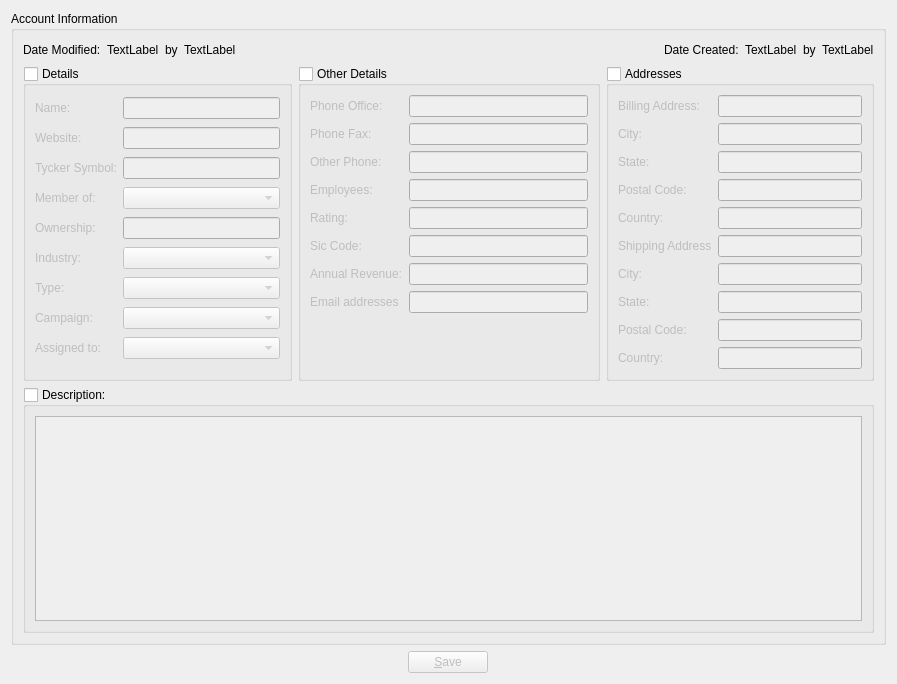
KDAB/FatCRM, file client/src/accountdetails.ui: the form before one commit.
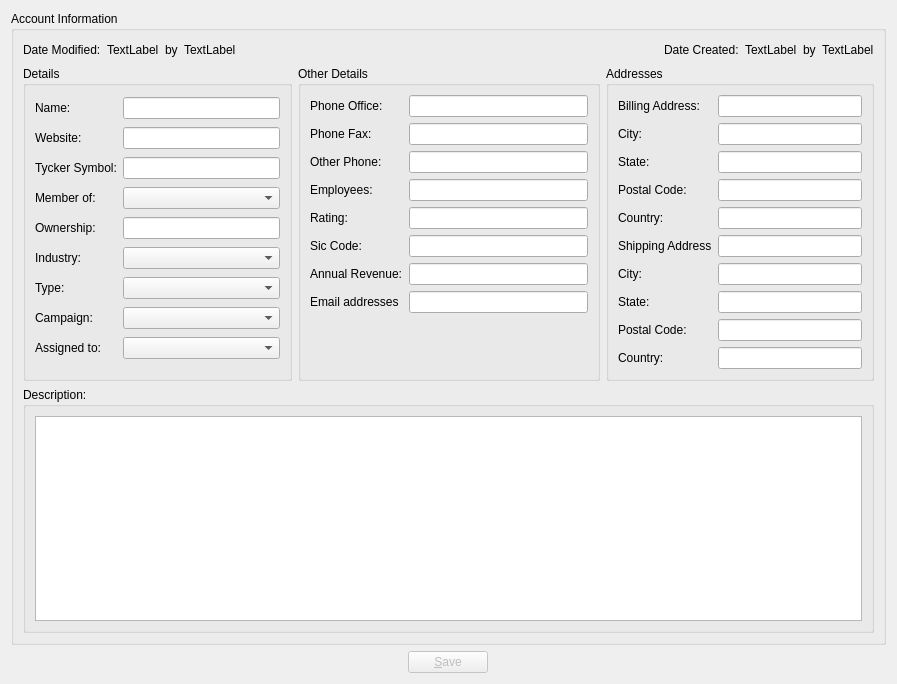
The form after the commit.

What changed in the file:
```diff
--- a/client/src/accountdetails.ui
+++ b/client/src/accountdetails.ui
@@ -101,7 +101,7 @@
            <string>Details</string>
           </property>
           <property name="checkable">
-           <bool>true</bool>
+           <bool>false</bool>
           </property>
           <property name="checked">
            <bool>false</bool>
@@ -436,7 +436,7 @@
            <string>Other Details</string>
           </property>
           <property name="checkable">
-           <bool>true</bool>
+           <bool>false</bool>
           </property>
           <property name="checked">
            <bool>false</bool>
@@ -544,7 +544,7 @@
            <string>Addresses</string>
           </property>
           <property name="checkable">
-           <bool>true</bool>
+           <bool>false</bool>
           </property>
           <property name="checked">
            <bool>false</bool>
@@ -661,7 +661,7 @@
          <string>Description:</string>
         </property>
         <property name="checkable">
-         <bool>true</bool>
+         <bool>false</bool>
         </property>
         <property name="checked">
          <bool>false</bool>
```
